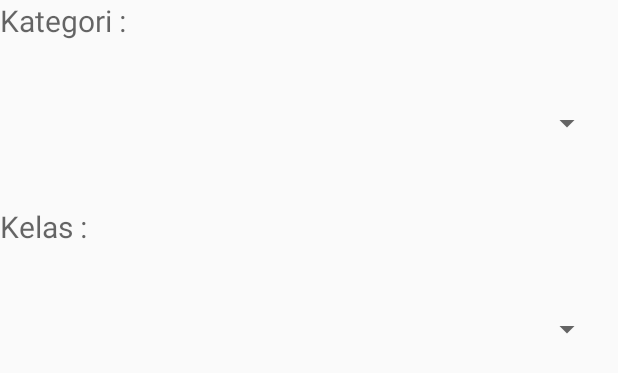
After one commit to ivanbagusp/eBookHope, an Android app: the layout fragment_filter.xml on its own in the app's theme, with its tools: preview values and no code run, on a phone screen of 412 x 824 dp. The commit adds this screen. Shown: the top 373 px of the screen. Run offline under Robolectric (Android 15) with nearby library versions, the phone set to English and light mode, and no system bars; network calls fail.

Commit message:
update
tarik data nya belum

```diff
--- a/app/build.gradle
+++ b/app/build.gradle
@@ -33,5 +33,6 @@ dependencies {
     compile 'com.daimajia.slider:library:1.1.5@aar'
     compile 'com.android.support:cardview-v7:24.2.1'
     compile 'com.android.support:support-v4:24.2.1'
+    compile 'com.google.android.gms:play-services:10.0.1'
     testCompile 'junit:junit:4.12'
 }
--- a/app/src/main/AndroidManifest.xml
+++ b/app/src/main/AndroidManifest.xml
@@ -29,7 +29,7 @@
             android:windowSoftInputMode="stateAlwaysHidden|adjustPan" />
         <activity android:name=".MainActivityFragment" />
         <activity android:name=".CariEbookActivity" />
-        <activity android:name=".CariGuruActivity"></activity>
+        <activity android:name=".CariGuruActivity" />
     </application>
 
 </manifest>
--- /dev/null
+++ b/app/src/main/res/layout/fragment_filter.xml
@@ -0,0 +1,40 @@
+<LinearLayout xmlns:android="http://schemas.android.com/apk/res/android"
+    android:orientation="vertical"
+    android:layout_width="match_parent"
+    android:layout_height="match_parent"
+    android:weightSum="1">
+
+    <TextView
+        android:id="@+id/textView1"
+        android:layout_width="match_parent"
+        android:layout_height="wrap_content"
+        android:text="Kategori :"
+        android:layout_marginRight="10dp"
+        android:textSize="20sp"
+        android:textAppearance="?android:attr/textAppearanceMedium" />
+
+    <Spinner
+        android:id="@+id/spinner1"
+        android:layout_width="match_parent"
+        android:layout_height="wrap_content"
+        android:layout_weight="0.12"
+        android:layout_marginRight="10dp" />
+
+
+    <TextView
+        android:id="@+id/textView2"
+        android:layout_width="match_parent"
+        android:layout_height="wrap_content"
+        android:text="Kelas :"
+        android:layout_marginRight="10dp"
+        android:textSize="20sp"
+        android:textAppearance="?android:attr/textAppearanceMedium" />
+
+    <Spinner
+        android:id="@+id/spinner2"
+        android:layout_width="match_parent"
+        android:layout_height="wrap_content"
+        android:layout_weight="0.12"
+        android:layout_marginRight="10dp"/>
+
+</LinearLayout>
```
Also changed, not shown: app/src/main/java/com/example/ivanbaguspinuntun/ebookhope/CariEbookActivity.java (+15 -1 lines), app/src/main/java/com/example/ivanbaguspinuntun/ebookhope/FilterFragment.java (added, +142 -0 lines).
